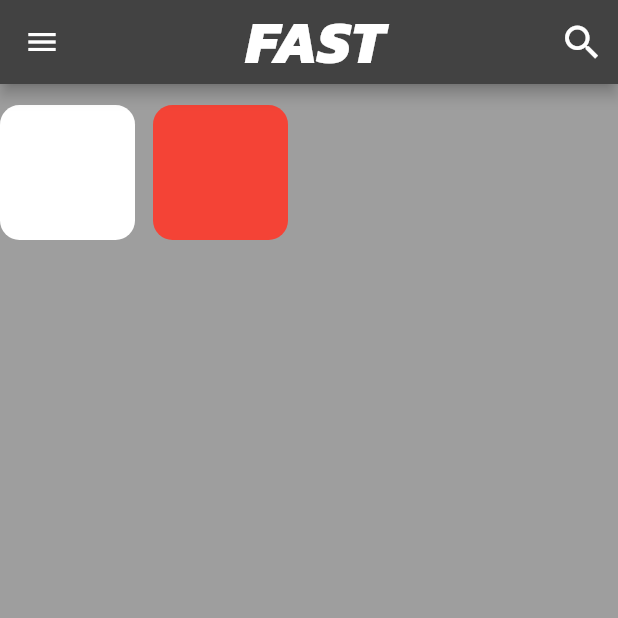
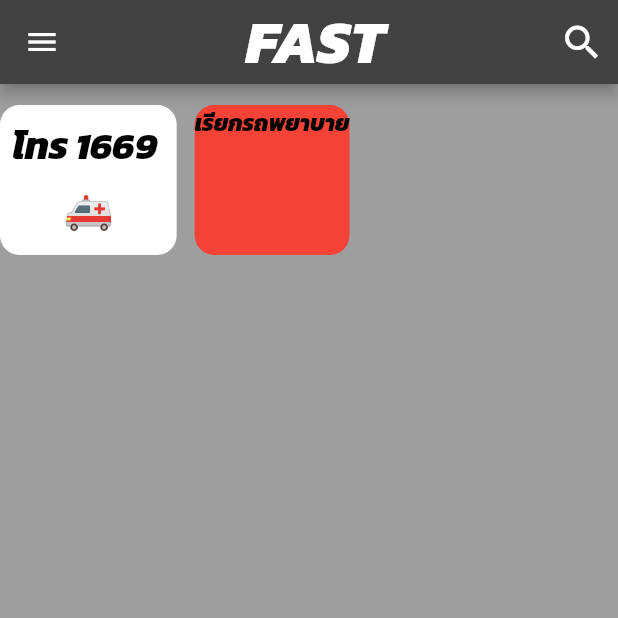
Before and after one commit to thaworn-s/flutter_fast_app, a Flutter app: the screen it shows after launch, on a phone screen of 412 x 824 dp, the top half of it. Run offline on Flutter 3.47's test engine with Material 2 defaults, Android fonts, the phone set to English and light mode, and no system bars.

Commit message:
Code V.11 : add widget TextButton on HomeUI

```diff
--- a/lib/views/home_ui.dart
+++ b/lib/views/home_ui.dart
@@ -88,34 +88,36 @@ class _HomeUIState extends State<HomeUI> {
           ),
           Row(
             children: [
-              Container(
+              Center(
+                child: Container(
                   decoration: BoxDecoration(
                     borderRadius: BorderRadius.circular(13.0),
                     color: Colors.white,
                   ),
-                height: 90,
+                  height: 100,
                   child: Column(
                     mainAxisSize: MainAxisSize.max,
                     children: <Widget>[
                       Container(
-                      width: 90.0,
+                        width: 100.0,
                       ),
-                    // Text(
-                    //   'เรียกรถพยาบาย',
-                    //   style: TextStyle(
-                    //     color: Colors.black,
-                    //     fontSize: 15,
+                      TextButton(
+                        child: const Text(
+                          'โทร 1669 ',
+                          style: TextStyle(
+                            fontSize: 25.0,
+                            color: Colors.black,
+                          ),
+                        ),
+                        onPressed: () {/* ... */},
+                      ),
 
-                    //   ),
-                    // ),
-                    SizedBox(
-                      height: 15.0,
+                      Image.asset(
+                        'assets/images/fast1.png',
+                        height: 32.0,
                       ),
-                    // Image.asset(
-                    //   'assets/images/fast1.png',
-                    //   height: 32.0,
-                    // ),
                     ],
+                  ),
                 ),
               ),
               SizedBox(
@@ -126,30 +128,28 @@ class _HomeUIState extends State<HomeUI> {
                   borderRadius: BorderRadius.circular(13.0),
                   color: Colors.red,
                 ),
-                height: 90,
+                height: 100,
                 child: Column(
                   mainAxisSize: MainAxisSize.max,
                   children: <Widget>[
                     Container(
-                      width: 90.0,
+                      width: 100.0,
                     ),
-                    // Text(
-                    //   'เรียกรถพยาบาย',
-                    //   style: TextStyle(
-                    //     color: Colors.black,
-                    //     fontSize: 15,
-
-                    //   ),
-                    // ),
+                    Text(
+                      'เรียกรถพยาบาย',
+                      style: TextStyle(
+                        color: Colors.black,
+                        fontSize: 15,
+                      ),
+                    ),
                     SizedBox(
                       height: 15.0,
                     ),
-                    // Image.asset(
-                    //   'assets/images/fast1.png',
-                    //   height: 32.0,
-                    // ),
                   ],
                 ),
+              ),
+              SizedBox(
+                width: 12.0,
               ),
             ],
           ),
```
Lines whose indentation alone changed are shown as unchanged.
